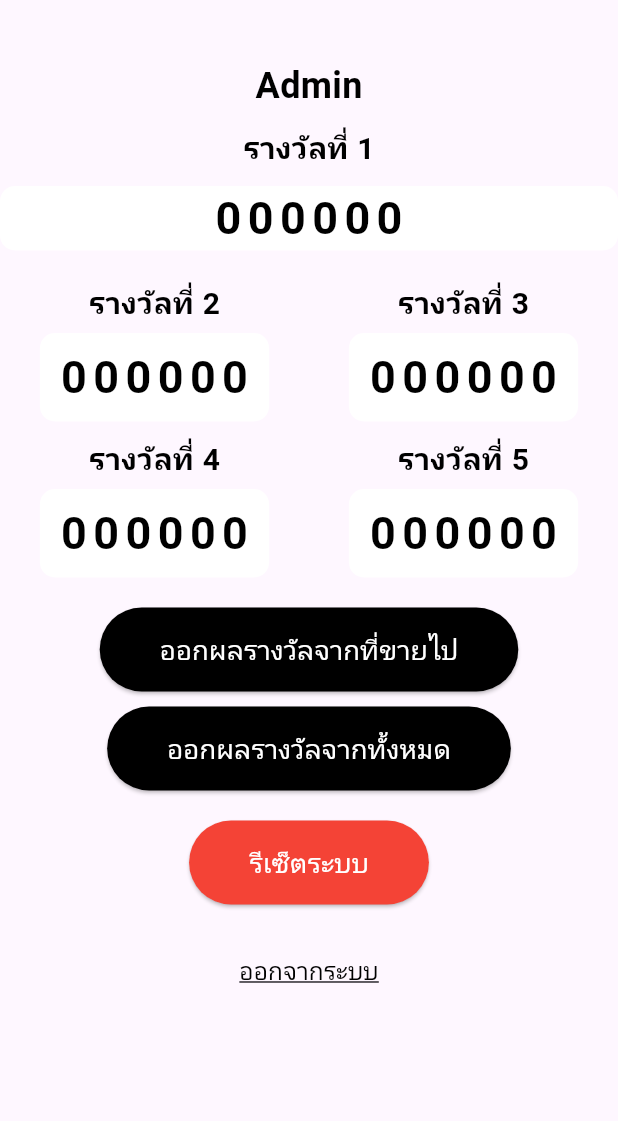
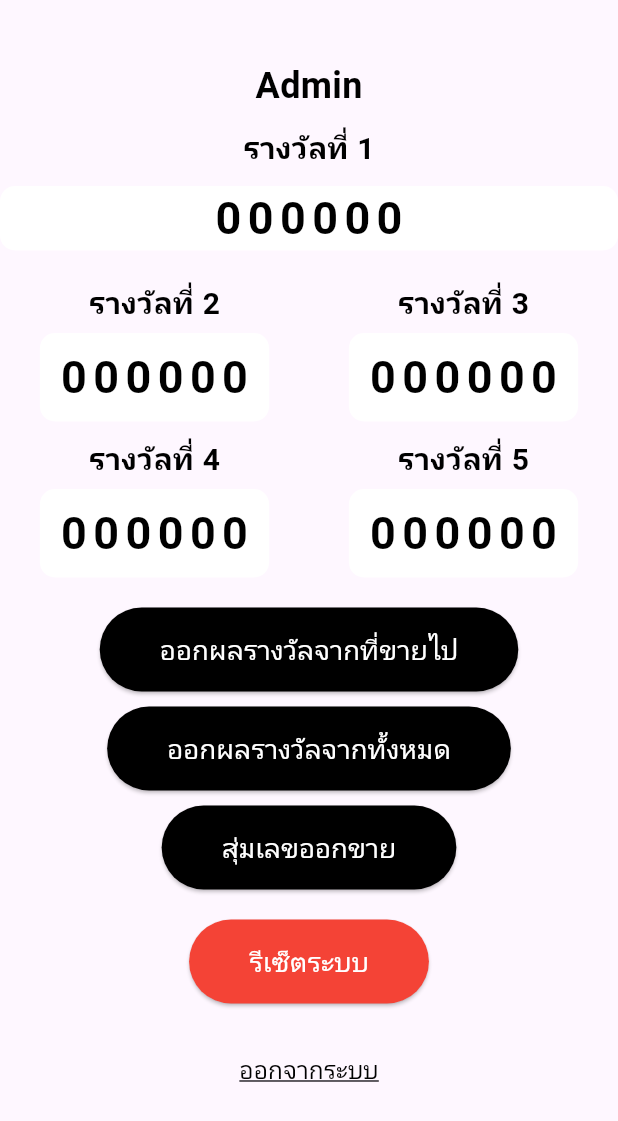
Before and after one commit to LilithZ00/LottoProject, a Flutter app: the AdminPage screen opened directly, on a phone screen of 412 x 824 dp. Shown: the top 1121 px of the screen. Run offline on Flutter 3.47's test engine with Material 3 defaults, Android fonts, the light colour scheme and no system bars; accounts and stored records are empty.

Commit message:
admin ad ปุ่มสุ่ม

```diff
--- a/lib/model/res/loginRES.dart
+++ b/lib/model/res/loginRES.dart
@@ -12,7 +12,6 @@ class LoginRes {
     int userId;
     String userType;
     String userName;
-    String phone;
     String email;
 
 
@@ -20,7 +19,6 @@ class LoginRes {
         required this.userId,
         required this.userType,
         required this.userName,
-        required this.phone,
         required this.email,
 
     });
@@ -29,7 +27,6 @@ class LoginRes {
         userId: json["user_id"],
         userType: json["user_type"],
         userName: json["user_name"],
-        phone: json["user_phone"],
         email: json["user_email"],
 
     );
@@ -38,7 +35,6 @@ class LoginRes {
         "user_id": userId,
         "user_type": userType,
         "user_name": userName,
-        "user_phone": phone,
         "user_email":email,
 
     };
--- a/lib/pages/AdminPage.dart
+++ b/lib/pages/AdminPage.dart
@@ -201,6 +201,18 @@ class _AdminPageState extends State<AdminPage> {
                   style: TextStyle(fontSize: 18, color: Colors.white),
                 ),
               ),
+               const SizedBox(height: 10),
+                ElevatedButton(
+                onPressed: randomlotto,
+                style: ElevatedButton.styleFrom(
+                  backgroundColor: Color.fromARGB(255, 0, 0, 0),
+                  padding: const EdgeInsets.symmetric(horizontal: 40, vertical: 15),
+                ),
+                child: const Text(
+                  'สุ่มเลขออกขาย',
+                  style: TextStyle(fontSize: 18, color: Colors.white),
+                ),
+              ),
               const SizedBox(height: 20),
               ElevatedButton(
                 onPressed: showResetDialog,
@@ -284,4 +296,7 @@ class _AdminPageState extends State<AdminPage> {
       MaterialPageRoute(builder: (context) => LoginPage()),
     );
   }
+
+  void randomlotto() {
+  }
 }
```
Also changed, not shown: lib/pages/LoginPage.dart (+26 -45 lines).
